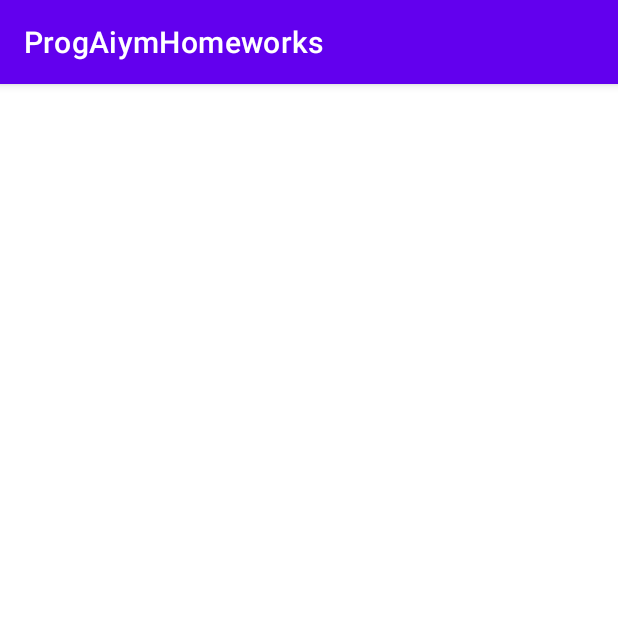
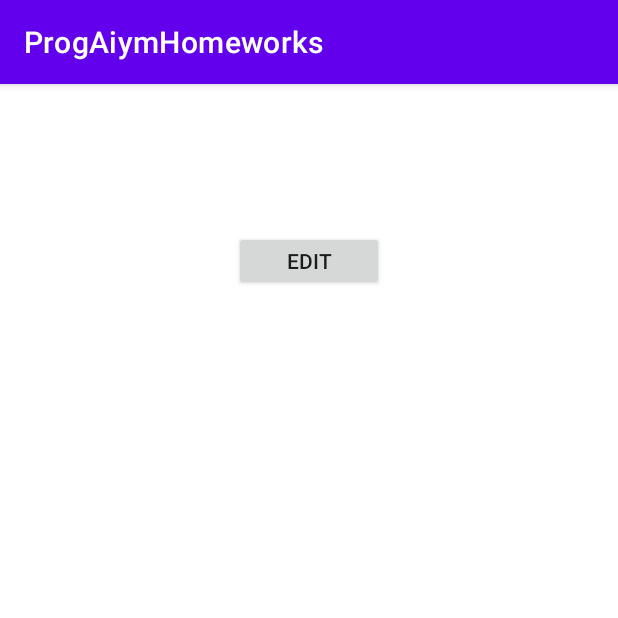
Before and after one commit to imshahastam/courses-pa-android-studio, an Android app: the fragment FragmentItemInfo shown on its own in the app's theme, on a phone screen of 412 x 824 dp, the top half of it. Run offline under Robolectric (Android 15) with nearby library versions, the phone set to English and light mode, and no system bars; our stand-ins replace Room's generated code; 4 statements that could not run were skipped.

Commit message:
add hw42

```diff
--- a/app/src/main/java/com/example/progaiymhomeworks/FragmentItemInfo.kt
+++ b/app/src/main/java/com/example/progaiymhomeworks/FragmentItemInfo.kt
@@ -2,7 +2,9 @@ package com.example.progaiymhomeworks
 
 import android.content.Context
 import android.os.Bundle
+import android.util.Log
 import android.view.View
+import androidx.appcompat.widget.AppCompatButton
 import androidx.appcompat.widget.AppCompatTextView
 import androidx.fragment.app.Fragment
 
@@ -30,5 +32,10 @@ class FragmentItemInfo : Fragment (R.layout.fragment_item_info) {
         salaryInfo.text = e.salary.toString()
         companyInfo.text = e.company
 
+        val editBtn = view.findViewById<AppCompatButton>(R.id.editBtn)
+        editBtn.setOnClickListener {
+            listener.openFragmentEdit(id)
+        }
+
     }
 }
--- a/app/src/main/java/com/example/progaiymhomeworks/OnButtonsClick.kt
+++ b/app/src/main/java/com/example/progaiymhomeworks/OnButtonsClick.kt
@@ -3,11 +3,12 @@ package com.example.progaiymhomeworks
 import android.graphics.drawable.Drawable
 import android.view.View
 import androidx.fragment.app.Fragment
+import com.example.progaiymhomeworks.database.Employee
 
 interface OnButtonsClick {
 
     fun openFragmentMain()
-    fun openFragmentEdit()
+    fun openFragmentEdit(id: Long?)
     fun openFragmentEmployee()
     fun openItem(id: Long?)
 }
--- a/app/src/main/res/layout/fragment_item_info.xml
+++ b/app/src/main/res/layout/fragment_item_info.xml
@@ -27,4 +27,13 @@
         android:layout_width="match_parent"
         android:layout_height="wrap_content"
         app:layout_constraintTop_toBottomOf="@id/companyInfo"/>
+
+    <androidx.appcompat.widget.AppCompatButton
+        android:id="@+id/editBtn"
+        android:text="edit"
+        android:layout_width="100dp"
+        android:layout_height="40dp"
+        app:layout_constraintTop_toBottomOf="@id/salaryInfo"
+        app:layout_constraintStart_toStartOf="parent"
+        app:layout_constraintEnd_toEndOf="parent"/>
 </androidx.constraintlayout.widget.ConstraintLayout>
```
Also changed, not shown: app/src/main/java/com/example/progaiymhomeworks/FragmentEdit.kt (+7 -5 lines), app/src/main/java/com/example/progaiymhomeworks/MainActivity.kt (+14 -3 lines).
